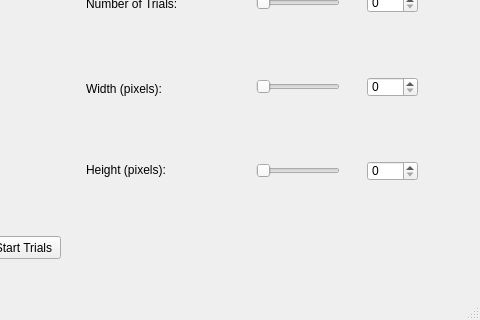
vrsivananda/PIC10C_-FinalProject, file mainwindow.ui: the form before one commit; both pictures show x 394 to 874 and y 171 to 491 of the 874 by 491 pixel window.
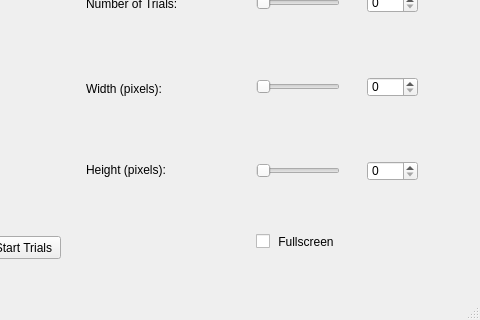
The form after the commit.

Commit message: Disabling of sliders and spinboxes added

```diff
--- a/mainwindow.ui
+++ b/mainwindow.ui
@@ -315,6 +315,19 @@
      <enum>Qt::Horizontal</enum>
     </property>
    </widget>
+   <widget class="QCheckBox" name="checkBox_1">
+    <property name="geometry">
+     <rect>
+      <x>650</x>
+      <y>380</y>
+      <width>81</width>
+      <height>31</height>
+     </rect>
+    </property>
+    <property name="text">
+     <string> Fullscreen</string>
+    </property>
+   </widget>
   </widget>
   <widget class="QMenuBar" name="menuBar">
    <property name="geometry">
```
The commit also changes 4 other files.
